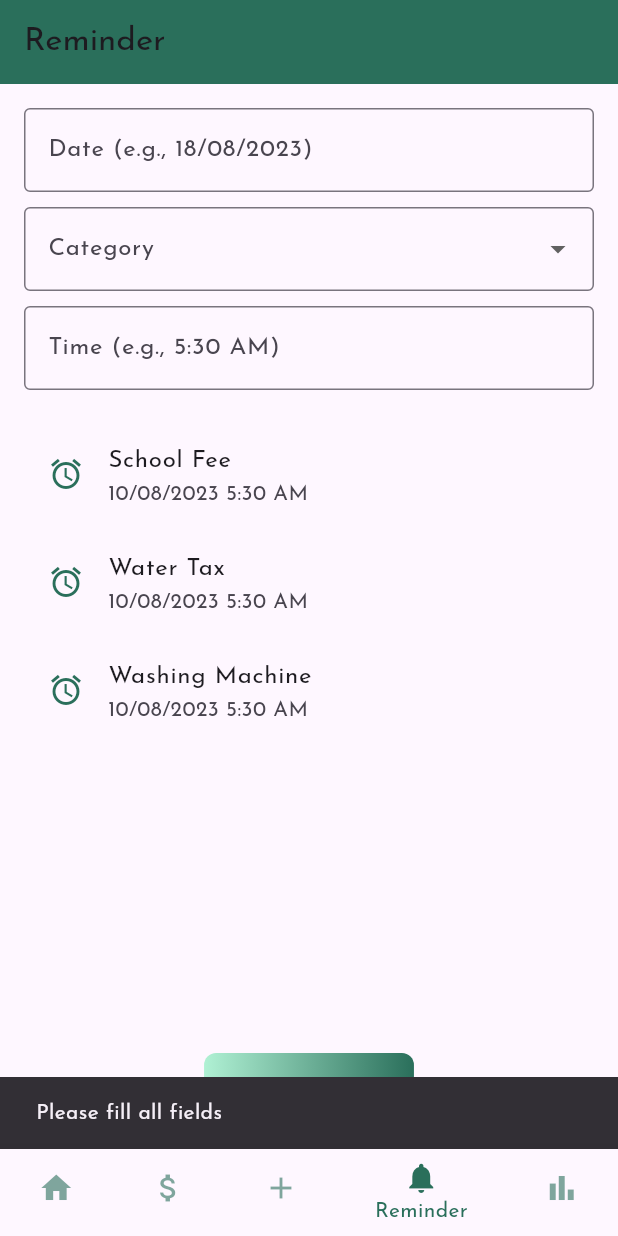
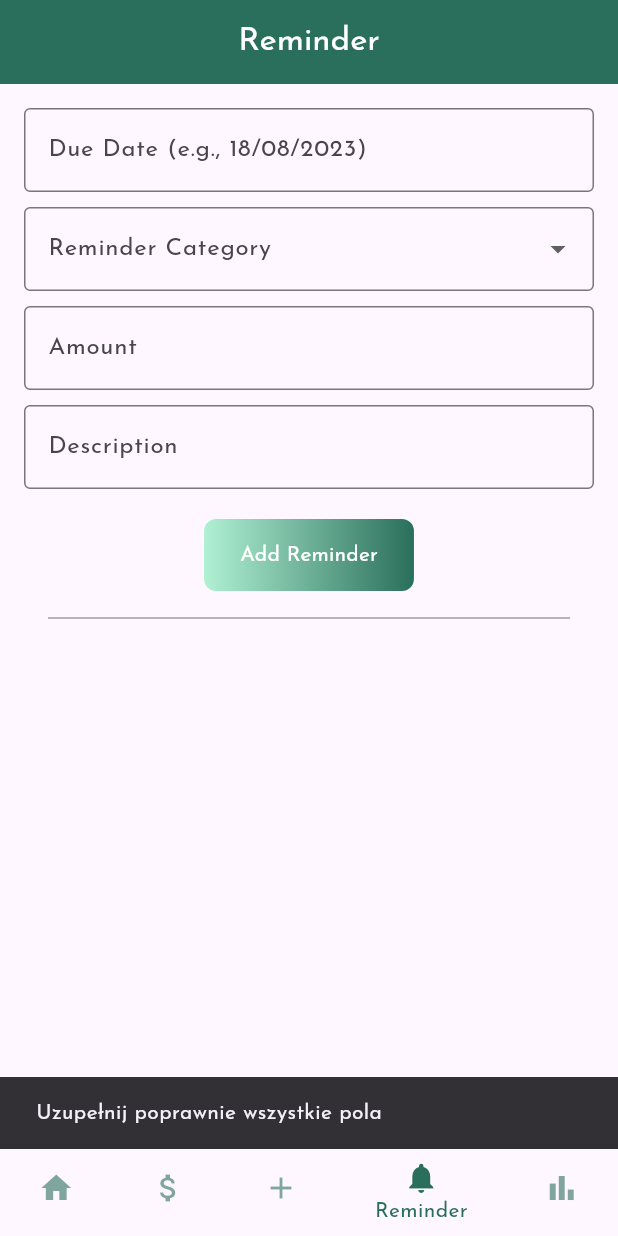
Before and after one commit to newbadstyle/finanse, a Flutter app: the BalancePage screen opened directly, item 4 of the bottom bar chosen, after a tap on "Add Reminder", on a phone screen of 412 x 824 dp. Run offline on Flutter 3.47's test engine with Material 3 defaults, Android fonts, the light colour scheme and no system bars; our stand-ins replace firebase_auth, firebase_core, firebase_database, lottie; accounts and stored records are empty.

Commit message:
feat: Enhance AddExpensePage and ReminderPage with Firebase integration and UI improvements

```diff
--- a/lib/balance_page.dart
+++ b/lib/balance_page.dart
@@ -45,12 +45,14 @@ class _BalancePageState extends State<BalancePage> {
   List<Salary> salaries = [];
 
   late DatabaseReference paymentsRef;
+  late DatabaseReference expensesRef;
   Stream<DatabaseEvent>? paymentsStream;
+  Stream<DatabaseEvent>? expensesStream;
 
   double get totalBalance {
-    final totalExpenses = expenses.fold(0.0, (sum, e) => sum - e.amount);
+    final totalExpenses = expenses.fold(0.0, (sum, e) => sum + e.amount);
     final totalSalaries = salaries.fold(0.0, (sum, s) => sum + s.amount);
-    return totalExpenses + totalSalaries;
+    return totalSalaries - totalExpenses;
   }
 
   @override
@@ -63,8 +65,13 @@ class _BalancePageState extends State<BalancePage> {
           .ref()
           .child('payments')
           .child(user.uid);
+      expensesRef = FirebaseDatabase.instance
+          .ref()
+          .child('expenses')
+          .child(user.uid);
 
       paymentsStream = paymentsRef.onValue;
+      expensesStream = expensesRef.onValue;
 
       paymentsStream!.listen((DatabaseEvent event) {
         final data = event.snapshot.value as Map<dynamic, dynamic>?;
@@ -85,6 +92,34 @@ class _BalancePageState extends State<BalancePage> {
 
         setState(() {
           salaries = newSalaries;
+        });
+      });
+
+      expensesStream!.listen((DatabaseEvent event) {
+        final data = event.snapshot.value as Map<dynamic, dynamic>?;
+
+        List<Expense> newExpenses = [];
+
+        if (data != null) {
+          data.forEach((key, value) {
+            final category = value['category'] as String? ?? '';
+            final amount = value['amount'] as num? ?? 0;
+            final date = value['date'] as String? ?? '';
+            final description = value['description'] as String? ?? '';
+
+            newExpenses.add(
+              Expense(
+                category: category,
+                amount: amount.toDouble(),
+                date: date,
+                description: description,
+              ),
+            );
+          });
+        }
+
+        setState(() {
+          expenses = newExpenses;
         });
       });
     }
@@ -108,11 +143,6 @@ class _BalancePageState extends State<BalancePage> {
     setState(() {
       _selectedIndex = index;
     });
-
-    // Jeśli chcesz nawigować w navigatorze - inaczej możesz usunąć ten fragment
-    //_navigatorKey.currentState?.push(
-    //  MaterialPageRoute(builder: (context) => _getSelectedPage()),
-    //);
   }
 
   Widget _getSelectedPage() {
@@ -160,7 +190,9 @@ class _BalancePageState extends State<BalancePage> {
                         color: Colors.red,
                       ),
                       title: Text(expense.category),
-                      subtitle: Text(expense.date),
+                      subtitle: Text(
+                        '${expense.date}${expense.description.isNotEmpty ? ' - ${expense.description}' : ''}',
+                      ),
                       trailing: Text(
                         '-€${expense.amount.toStringAsFixed(2)}',
                         style: const TextStyle(color: Colors.red),
@@ -173,19 +205,8 @@ class _BalancePageState extends State<BalancePage> {
           ],
         ),
       ),
-      1: ReceiptPage(
-        onAddSalary: (salary) {
-          // Możesz usunąć tę funkcję lub zostawić pustą,
-          // bo teraz dane ładują się z Firebase na żywo
-        },
-      ),
-      2: AddExpensePage(
-        onSave: (expense) {
-          setState(() {
-            expenses.add(expense);
-          });
-        },
-      ),
+      1: ReceiptPage(onAddSalary: (salary) {}),
+      2: const AddExpensePage(),
       3: const ReminderPage(),
       4: const ShoppingPage(),
     };
@@ -219,7 +240,7 @@ class _BalancePageState extends State<BalancePage> {
           BottomNavigationBarItem(icon: Icon(Icons.home), label: 'Home'),
           BottomNavigationBarItem(
             icon: Icon(Icons.attach_money_outlined),
-            label: 'deposits',
+            label: 'Deposits',
           ),
           BottomNavigationBarItem(icon: Icon(Icons.add), label: 'Add'),
           BottomNavigationBarItem(
--- a/lib/reminder_page.dart
+++ b/lib/reminder_page.dart
@@ -1,11 +1,19 @@
 import 'package:flutter/material.dart';
+import 'package:firebase_auth/firebase_auth.dart';
+import 'package:firebase_database/firebase_database.dart';
 
 class Reminder {
-  final String title;
+  final String category;
+  final double amount;
   final String date;
-  final String time;
+  final String description;
 
-  Reminder({required this.title, required this.date, required this.time});
+  Reminder({
+    required this.category,
+    required this.amount,
+    required this.date,
+    required this.description,
+  });
 }
 
 class ReminderPage extends StatefulWidget {
@@ -17,26 +25,129 @@ class ReminderPage extends StatefulWidget {
 
 class _ReminderPageState extends State<ReminderPage> {
   final _dateController = TextEditingController();
-  final _timeController = TextEditingController();
+  final _descriptionController = TextEditingController();
+  final _amountController = TextEditingController();
   String? _selectedCategory;
+  List<Reminder> reminders = [];
 
   final List<String> categories = [
     'Shopping',
     'Bills & Utility',
     'Education',
     'Food',
+    'Other',
   ];
-  List<Reminder> reminders = [
-    Reminder(title: 'School Fee', date: '10/08/2023', time: '5:30 AM'),
-    Reminder(title: 'Water Tax', date: '10/08/2023', time: '5:30 AM'),
-    Reminder(title: 'Washing Machine', date: '10/08/2023', time: '5:30 AM'),
-  ];
+
+  late DatabaseReference remindersRef;
+  Stream<DatabaseEvent>? remindersStream;
+
+  @override
+  void initState() {
+    super.initState();
+
+    final user = FirebaseAuth.instance.currentUser;
+    if (user != null) {
+      remindersRef = FirebaseDatabase.instance
+          .ref()
+          .child('reminders')
+          .child(user.uid);
+
+      remindersStream = remindersRef.onValue;
+
+      remindersStream!.listen((DatabaseEvent event) {
+        final data = event.snapshot.value as Map<dynamic, dynamic>?;
+
+        List<Reminder> newReminders = [];
+
+        if (data != null) {
+          data.forEach((key, value) {
+            final category = value['category'] as String? ?? '';
+            final amount = value['amount'] as num? ?? 0;
+            final date = value['date'] as String? ?? '';
+            final description = value['description'] as String? ?? '';
+
+            newReminders.add(
+              Reminder(
+                category: category,
+                amount: amount.toDouble(),
+                date: date,
+                description: description,
+              ),
+            );
+          });
+        }
+
+        setState(() {
+          reminders = newReminders;
+        });
+      });
+    }
+  }
 
   @override
   void dispose() {
     _dateController.dispose();
-    _timeController.dispose();
+    _descriptionController.dispose();
+    _amountController.dispose();
     super.dispose();
+  }
+
+  void _submitReminder() async {
+    final date = _dateController.text.trim();
+    final description = _descriptionController.text.trim();
+    final amount = double.tryParse(_amountController.text);
+    final category = _selectedCategory;
+
+    if (category != null &&
+        amount != null &&
+        date.isNotEmpty &&
+        description.isNotEmpty) {
+      try {
+        final user = FirebaseAuth.instance.currentUser;
+        if (user == null) {
+          ScaffoldMessenger.of(context).showSnackBar(
+            const SnackBar(content: Text('Nie jesteś zalogowany')),
+          );
+          return;
+        }
+
+        final ref = FirebaseDatabase.instance
+            .ref()
+            .child('reminders')
+            .child(user.uid);
+        final newReminderRef = ref.push();
+
+        await newReminderRef.set({
+          'category': category,
+          'amount': amount,
+          'date': date,
+          'description': description,
+        });
+
+        // Ukryj klawiaturę
+        FocusScope.of(context).unfocus();
+
+        // Wyczyść pola
+        setState(() {
+          _dateController.clear();
+          _descriptionController.clear();
+          _amountController.clear();
+          _selectedCategory = null;
+        });
+
+        ScaffoldMessenger.of(
+          context,
+        ).showSnackBar(const SnackBar(content: Text('Przypomnienie zapisane')));
+      } catch (e) {
+        ScaffoldMessenger.of(
+          context,
+        ).showSnackBar(SnackBar(content: Text('Błąd zapisu: $e')));
+      }
+    } else {
+      ScaffoldMessenger.of(context).showSnackBar(
+        const SnackBar(content: Text('Uzupełnij poprawnie wszystkie pola')),
+      );
+    }
   }
 
   @override
@@ -44,7 +155,11 @@ class _ReminderPageState extends State<ReminderPage> {
     return Scaffold(
       appBar: AppBar(
         title: const Text('Reminder'),
+        automaticallyImplyLeading: false,
+        centerTitle: true,
         backgroundColor: const Color(0xFF2A6F5B),
+        foregroundColor: Colors.white,
+        elevation: 0,
       ),
       body: Padding(
         padding: const EdgeInsets.all(16.0),
@@ -53,14 +168,14 @@ class _ReminderPageState extends State<ReminderPage> {
             TextField(
               controller: _dateController,
               decoration: const InputDecoration(
-                labelText: 'Date (e.g., 18/08/2023)',
+                labelText: 'Due Date (e.g., 18/08/2023)',
                 border: OutlineInputBorder(),
               ),
             ),
             const SizedBox(height: 10),
             DropdownButtonFormField<String>(
               decoration: const InputDecoration(
-                labelText: 'Category',
+                labelText: 'Reminder Category',
                 border: OutlineInputBorder(),
               ),
               value: _selectedCategory,
@@ -79,26 +194,24 @@ class _ReminderPageState extends State<ReminderPage> {
             ),
             const SizedBox(height: 10),
             TextField(
-              controller: _timeController,
+              controller: _amountController,
               decoration: const InputDecoration(
-                labelText: 'Time (e.g., 5:30 AM)',
+                labelText: 'Amount',
+                border: OutlineInputBorder(),
+              ),
+              keyboardType: const TextInputType.numberWithOptions(
+                decimal: true,
+              ),
+            ),
+            const SizedBox(height: 10),
+            TextField(
+              controller: _descriptionController,
+              decoration: const InputDecoration(
+                labelText: 'Description',
                 border: OutlineInputBorder(),
               ),
             ),
             const SizedBox(height: 20),
-            Expanded(
-              child: ListView.builder(
-                itemCount: reminders.length,
-                itemBuilder: (context, index) {
-                  final reminder = reminders[index];
-                  return ListTile(
-                    leading: const Icon(Icons.alarm, color: Color(0xFF2A6F5B)),
-                    title: Text(reminder.title),
-                    subtitle: Text('${reminder.date} ${reminder.time}'),
-                  );
-                },
-              ),
-            ),
             Container(
               decoration: const BoxDecoration(
                 gradient: LinearGradient(
@@ -114,29 +227,33 @@ class _ReminderPageState extends State<ReminderPage> {
                     borderRadius: BorderRadius.all(Radius.circular(8)),
                   ),
                 ),
-                onPressed: () {
-                  if (_selectedCategory != null &&
-                      _dateController.text.isNotEmpty &&
-                      _timeController.text.isNotEmpty) {
-                    setState(() {
-                      reminders.add(
-                        Reminder(
-                          title: _selectedCategory!,
-                          date: _dateController.text,
-                          time: _timeController.text,
-                        ),
-                      );
-                    });
-                    _dateController.clear();
-                    _timeController.clear();
-                    _selectedCategory = null;
-                  } else {
-                    ScaffoldMessenger.of(context).showSnackBar(
-                      const SnackBar(content: Text('Please fill all fields')),
-                    );
-                  }
+                onPressed: _submitReminder,
+                child: const Text('Add Reminder'),
+              ),
+            ),
+            const SizedBox(height: 10),
+            const Divider(
+              color: Colors.grey,
+              thickness: 1,
+              indent: 16,
+              endIndent: 16,
+            ),
+            const SizedBox(height: 10),
+            Expanded(
+              child: ListView.builder(
+                itemCount: reminders.length,
+                itemBuilder: (context, index) {
+                  final reminder = reminders[index];
+                  return ListTile(
+                    leading: const Icon(Icons.alarm, color: Color(0xFF2A6F5B)),
+                    title: Text(
+                      'Pay ${reminder.category} (€${reminder.amount.toStringAsFixed(2)})',
+                    ),
+                    subtitle: Text(
+                      'Due: ${reminder.date}${reminder.description.isNotEmpty ? ' - ${reminder.description}' : ''}',
+                    ),
+                  );
                 },
-                child: const Text('Add Reminder'),
               ),
             ),
           ],
```
Also changed, not shown: lib/add_expense_page.dart (+72 -68 lines).
